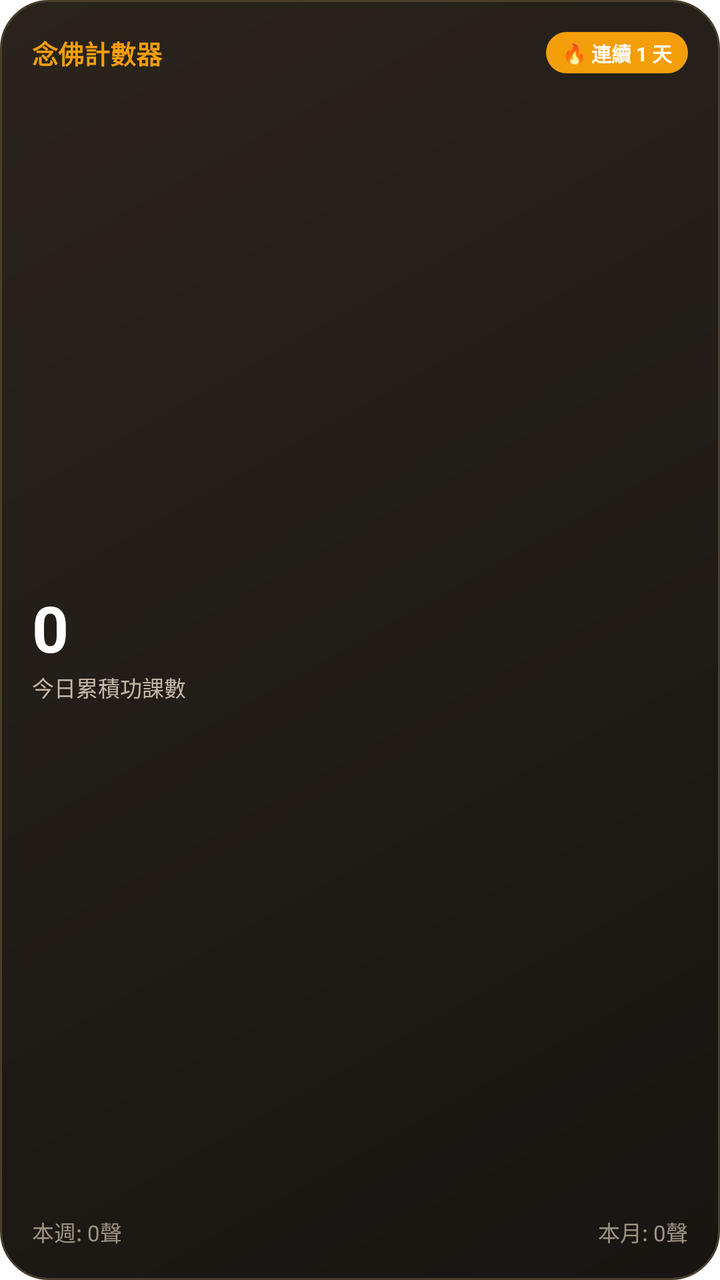
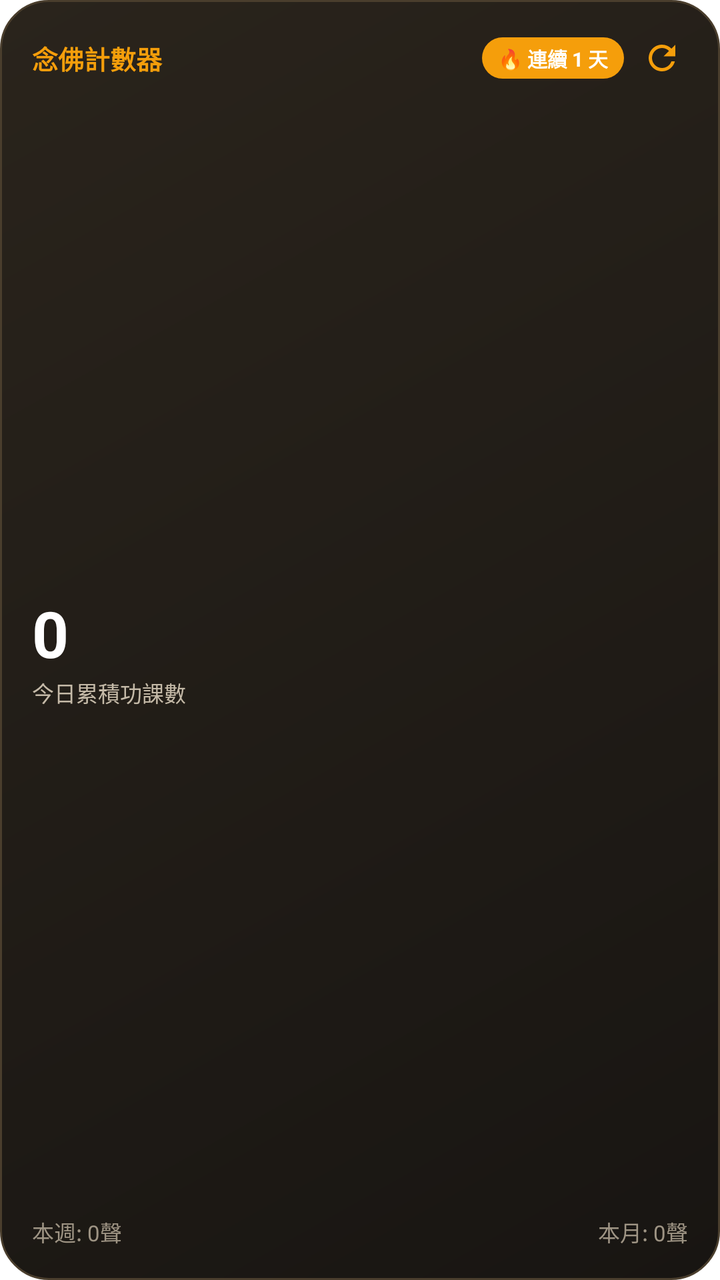

Two renders of the same Android screen: before a commit and after it. Below are the layout's source before the change and the commit's diff.
<!-- AndroidManifest.xml: fallback theme Theme.MaterialComponents.DayNight.NoActionBar -->
<!-- res/layout/buddha_widget.xml -->
<?xml version="1.0" encoding="utf-8"?>
<LinearLayout xmlns:android="http://schemas.android.com/apk/res/android"
    android:id="@+id/widget_container"
    android:layout_width="match_parent"
    android:layout_height="match_parent"
    android:background="@drawable/buddha_widget_background"
    android:orientation="vertical"
    android:padding="16dp">

    
    <LinearLayout
        android:layout_width="match_parent"
        android:layout_height="wrap_content"
        android:gravity="center_vertical"
        android:orientation="horizontal">

        <TextView
            android:layout_width="0dp"
            android:layout_height="wrap_content"
            android:layout_weight="1"
            android:text="念佛計數器"
            android:textColor="#F59E0B"
            android:textSize="13sp"
            android:textStyle="bold" />

        <TextView
            android:id="@+id/widget_streak_text"
            android:layout_width="wrap_content"
            android:layout_height="wrap_content"
            android:background="@drawable/buddha_widget_badge"
            android:paddingStart="8dp"
            android:paddingTop="3dp"
            android:paddingEnd="8dp"
            android:paddingBottom="3dp"
            android:text="🔥 連續 1 天"
            android:textColor="#FFFFFF"
            android:textSize="10sp"
            android:textStyle="bold" />
    </LinearLayout>

    
    <LinearLayout
        android:layout_width="match_parent"
        android:layout_height="0dp"
        android:layout_weight="1"
        android:gravity="center_vertical"
        android:orientation="vertical">

        <TextView
            android:id="@+id/widget_today_count"
            android:layout_width="wrap_content"
            android:layout_height="wrap_content"
            android:text="0"
            android:textColor="#FFFFFF"
            android:textSize="32sp"
            android:textStyle="bold" />

        <TextView
            android:id="@+id/widget_target_text"
            android:layout_width="wrap_content"
            android:layout_height="wrap_content"
            android:text="今日累積功課數"
            android:textColor="#C5BAA8"
            android:textSize="11sp" />
    </LinearLayout>

    
    <LinearLayout
        android:layout_width="match_parent"
        android:layout_height="wrap_content"
        android:orientation="horizontal">

        <TextView
            android:id="@+id/widget_weekly_count"
            android:layout_width="0dp"
            android:layout_height="wrap_content"
            android:layout_weight="1"
            android:text="本週: 0聲"
            android:textColor="#9E9484"
            android:textSize="11sp" />

        <TextView
            android:id="@+id/widget_monthly_count"
            android:layout_width="wrap_content"
            android:layout_height="wrap_content"
            android:text="本月: 0聲"
            android:textColor="#9E9484"
            android:textSize="11sp" />
    </LinearLayout>
</LinearLayout>
<!-- resources referenced by this layout -->
<resources>
  <!-- drawable buddha_widget_background (drawable) -->
  <?xml version="1.0" encoding="utf-8"?>
  <shape xmlns:android="http://schemas.android.com/apk/res/android"
      android:shape="rectangle">
      <gradient
          android:angle="315"
          android:startColor="#2A241C"
          android:endColor="#181512"
          android:type="linear" />
      <corners android:radius="24dp" />
      <stroke
          android:width="1dp"
          android:color="#4A3E2D" />
  </shape>
  <!-- drawable buddha_widget_badge (drawable) -->
  <?xml version="1.0" encoding="utf-8"?>
  <shape xmlns:android="http://schemas.android.com/apk/res/android"
      android:shape="rectangle">
      <solid android:color="#F59E0B" />
      <corners android:radius="12dp" />
  </shape>
</resources>

<!-- the commit's change to res/layout/buddha_widget.xml (unified diff, before → after) -->
@@ -36,6 +36,15 @@
             android:textColor="#FFFFFF"
             android:textSize="10sp"
             android:textStyle="bold" />
+
+        <ImageView
+            android:id="@+id/widget_refresh_button"
+            android:layout_width="26dp"
+            android:layout_height="26dp"
+            android:layout_marginStart="6dp"
+            android:padding="3dp"
+            android:src="@drawable/buddha_widget_refresh"
+            android:contentDescription="重新整理" />
     </LinearLayout>
 
     
<!-- resource entries referenced after the edit -->
@@ -21,5 +21,16 @@
       <solid android:color="#F59E0B" />
       <corners android:radius="12dp" />
   </shape>
+  <!-- drawable buddha_widget_refresh (drawable) -->
+  <?xml version="1.0" encoding="utf-8"?>
+  <vector xmlns:android="http://schemas.android.com/apk/res/android"
+      android:width="20dp"
+      android:height="20dp"
+      android:viewportWidth="24"
+      android:viewportHeight="24">
+      <path
+          android:fillColor="#F59E0B"
+          android:pathData="M17.65,6.35C16.2,4.9 14.21,4 12,4c-4.42,0 -7.99,3.58 -7.99,8s3.57,8 7.99,8c3.73,0 6.84,-2.55 7.73,-6h-2.08c-0.82,2.33 -3.04,4 -5.65,4 -3.31,0 -6,-2.69 -6,-6s2.69,-6 6,-6c1.66,0 3.14,0.69 4.22,1.78L13,11h7V4l-2.35,2.35z"/>
+  </vector>
 </resources>
 
